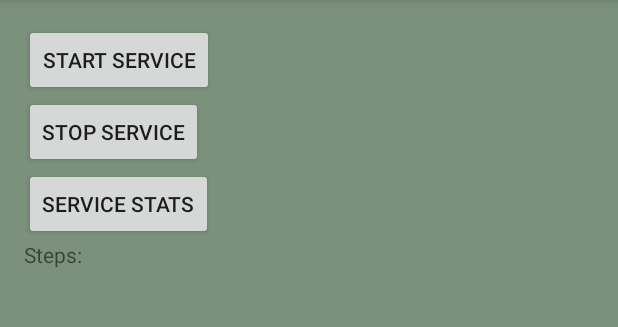
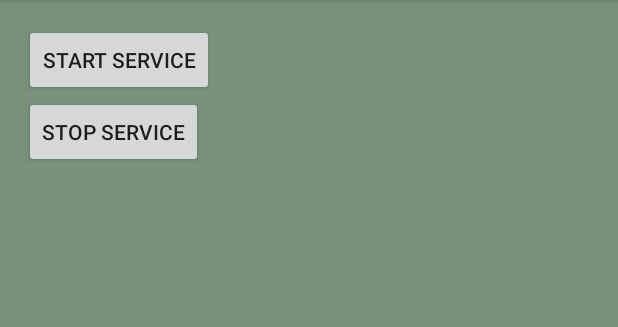
Before and after one commit to EDE2016PRO5/foregroundService, an Android app: the screen it shows after launch (MainActivity), on a phone screen of 412 x 824 dp, the part 84-411 px from its top. Run offline under Robolectric (Android 15) with nearby library versions, the phone set to English and light mode, and no system bars.

Commit message:
cleaned up. Removed unused elements.

```diff
--- a/app/src/main/java/dk/e5pro5/foregroundservice/MainActivity.kt
+++ b/app/src/main/java/dk/e5pro5/foregroundservice/MainActivity.kt
@@ -8,7 +8,6 @@ import android.content.Context
 import android.widget.Toast
 import android.content.Intent
 
-
 class MainActivity : AppCompatActivity(){
 
     override fun onCreate(savedInstanceState: Bundle?) {
@@ -17,22 +16,6 @@ class MainActivity : AppCompatActivity(){
 
         val serviceClass = MyService::class.java
         val serviceIntent = Intent(applicationContext, serviceClass)
-        // If the service is not running then start it
-        if (!isServiceRunning(serviceClass)) {
-            // Start the service
-            if (android.os.Build.VERSION.SDK_INT >= android.os.Build.VERSION_CODES.O){
-                // Do something for OREO and above versions
-                //Similar to startService(Intent), but with an implicit promise that the
-                // Service will call startForeground(int, android.app.Notification) once it begins running.
-                startForegroundService(serviceIntent)
-
-            } else{
-                // do something for phones running an SDK before OREO
-                startService(serviceIntent)
-            }
-        } else {
-            toast("Service already running.")
-        }
 
         button_start.setOnClickListener{
             if (!isServiceRunning(serviceClass)) {
@@ -60,14 +43,6 @@ class MainActivity : AppCompatActivity(){
                 toast("Service already stopped.")
             }
         }
-        // Get the service status
-        button_stats.setOnClickListener{
-            if (isServiceRunning(serviceClass)) {
-                toast("Service is running.")
-            } else {
-                toast("Service is stopped.")
-            }
-        }
     }
 
     // Custom method to determine whether a service is running
@@ -87,4 +62,5 @@ class MainActivity : AppCompatActivity(){
     // Extension function to show toast message
     private fun Context.toast(message:String){
     Toast.makeText(applicationContext,message,Toast.LENGTH_SHORT).show()
-}}
+}
+}
--- a/app/src/main/java/dk/e5pro5/foregroundservice/MyService.kt
+++ b/app/src/main/java/dk/e5pro5/foregroundservice/MyService.kt
@@ -32,7 +32,7 @@ class MyService : Service(), SensorEventListener {
     override fun onStartCommand(intent: Intent, flags: Int, startId: Int): Int {
         // Send a notification that service is started
         toast("Service started.")
-        getBackgroundNotification(applicationContext,this).executeOnExecutor(AsyncTask.THREAD_POOL_EXECUTOR)
+        GetBackgroundNotification(applicationContext,this).executeOnExecutor(AsyncTask.THREAD_POOL_EXECUTOR)
         return Service.START_STICKY
     }
 
--- a/app/src/main/res/layout/activity_main.xml
+++ b/app/src/main/res/layout/activity_main.xml
@@ -1,8 +1,6 @@
 <?xml version="1.0" encoding="utf-8"?>
 <LinearLayout
         xmlns:android="http://schemas.android.com/apk/res/android"
-        xmlns:tools="http://schemas.android.com/tools"
-        xmlns:app="http://schemas.android.com/apk/res-auto"
         android:id="@+id/root_layout"
         android:layout_width="match_parent"
         android:layout_height="match_parent"
@@ -22,22 +20,7 @@
             android:layout_height="wrap_content"
             android:text="Stop Service"
     />
-    <Button
-            android:id="@+id/button_stats"
-            android:layout_width="wrap_content"
-            android:layout_height="wrap_content"
-            android:text="Service Stats"
-    />
-    <TextView
-            android:text="Steps:"
-            android:layout_width="match_parent"
-            android:layout_height="wrap_content" android:id="@+id/StepsLabel"/>
-    <TextView
-            android:id="@+id/txtWalk"
-            android:layout_width="wrap_content"
-            android:layout_height="wrap_content"
-            android:layout_gravity="center_horizontal"
-            android:textSize="25sp" />
+
     <ListView
             android:id="@+id/main_list_view"
             android:layout_width="match_parent"
```
Also changed, not shown: app/src/main/java/dk/e5pro5/foregroundservice/notifications.kt (+7 -6 lines).
